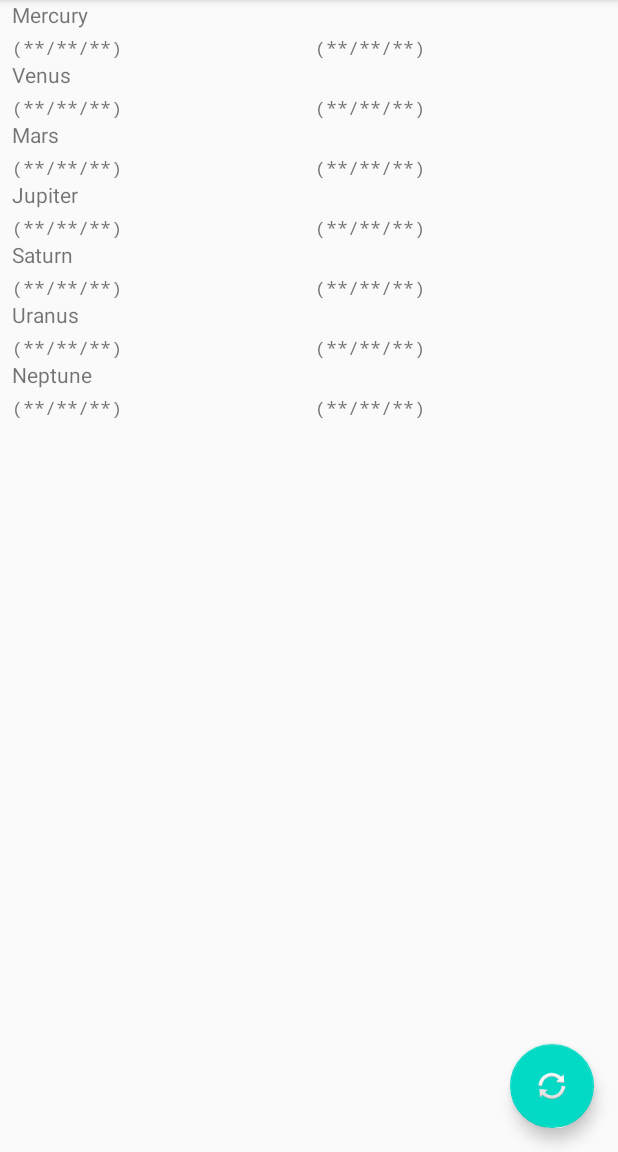
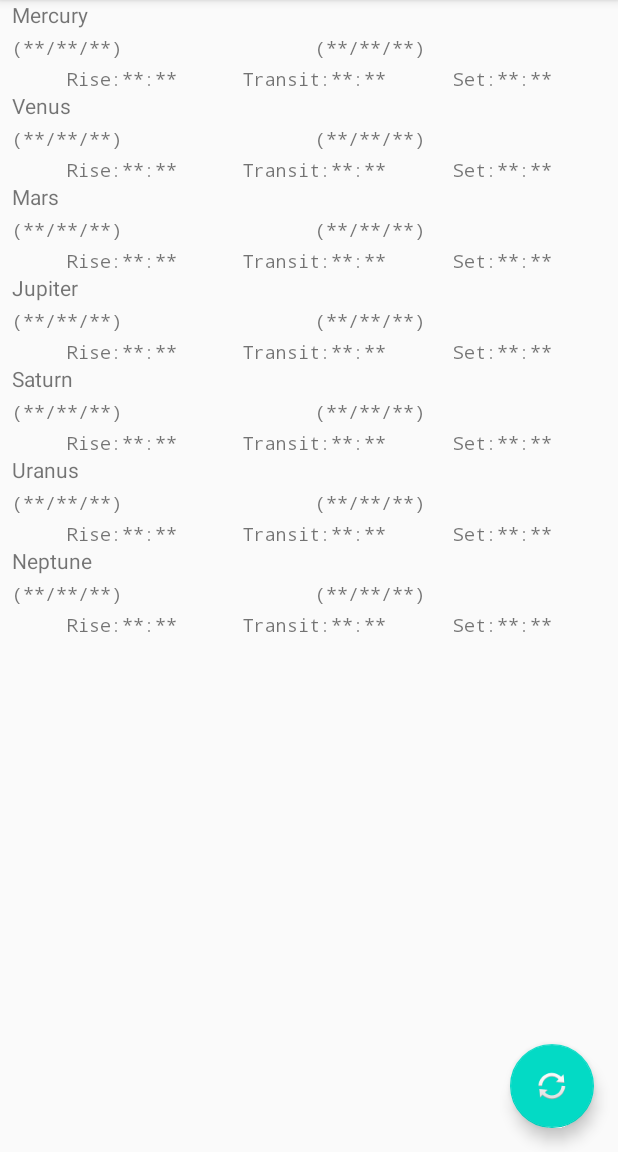
Before and after one commit to arthoviedo/AstroToday, an Android app: the screen it shows after launch (MainActivity), after a tap on an icon or button, on a phone screen of 412 x 824 dp, the part 84-1236 px from its top. Run offline under Robolectric (Android 15) with nearby library versions, the phone set to English and light mode, and no system bars.

Commit message:
Added transit info for planets

```diff
--- a/app/src/main/java/smarthur/space/astrotoday/FirstFragment.java
+++ b/app/src/main/java/smarthur/space/astrotoday/FirstFragment.java
@@ -2,7 +2,6 @@ package smarthur.space.astrotoday;
 
 import android.os.Bundle;
 import android.text.Html;
-import android.util.Log;
 import android.view.LayoutInflater;
 import android.view.View;
 import android.view.ViewGroup;
@@ -10,22 +9,15 @@ import android.widget.TextView;
 
 import androidx.annotation.NonNull;
 import androidx.fragment.app.Fragment;
-import androidx.navigation.fragment.NavHostFragment;
 
-import com.android.volley.Request;
-import com.android.volley.RequestQueue;
-import com.android.volley.Response;
-import com.android.volley.VolleyError;
-import com.android.volley.toolbox.StringRequest;
-import com.android.volley.toolbox.Volley;
-
+import org.jsoup.Connection;
 import org.jsoup.Jsoup;
 import org.jsoup.nodes.Document;
 import org.jsoup.nodes.Element;
 import org.jsoup.select.Elements;
 
+import java.util.Calendar;
 import java.util.HashMap;
-import java.util.List;
 import java.util.Locale;
 import java.util.Map;
 
@@ -62,7 +54,8 @@ public class FirstFragment extends Fragment {
                     entry.getKey(),
                     entry.getKey().url,
                     entry.getValue().planetMagnitude,
-                    entry.getValue().planetSize);
+                    entry.getValue().planetSize,
+                    entry.getValue().transitInfoView);
         }
     }
 
@@ -70,12 +63,17 @@ public class FirstFragment extends Fragment {
             final Planets planet,
             final String url,
             final TextView magnitudeView,
-            final TextView sizeView) {
+            final TextView sizeView,
+            final TransitInfoView transitInfoView) {
         new Thread(new Runnable() {
             @Override
             public void run() {
                 try {
-                    Document doc = Jsoup.connect(url).get();
+                    Connection connection = Jsoup.connect(url);
+                    connection.cookie(
+                            "localdata_v1",
+                            "-33.86785%7C151.20732%7CSydney+%28AU%29%7CAustralia%2FSydney%7C0");
+                    Document doc = connection.get();
                     Elements parent = doc.select("a[name=\"brightness\"]");
                     Elements temp1 = parent.next(); //<h1> Planet Brightness
                     Elements temp2 = temp1.next();          //<p>
@@ -83,7 +81,16 @@ public class FirstFragment extends Fragment {
                     Element magnitude = div1.child(1); // AR
                     Element div2 = temp2.next().next().first();
                     Element size = div2.child(1); //Diameter
-                    updateUi(planet, magnitude.text(), size.text(), magnitudeView, sizeView);
+                    updatePlanetVisibility(planet, magnitude.text(), size.text(), magnitudeView, sizeView);
+
+                    Elements riseInfo = doc.select("div[class=\"rise\"]");
+                    Elements transitInfo = riseInfo.next();
+                    Elements setInfo = transitInfo.next();
+                    updatePlanetTransit(
+                            riseInfo.first().child(2).text(),
+                            transitInfo.first().child(2).text(),
+                            setInfo.first().child(2).text(),
+                            transitInfoView);
                 } catch (Exception e) {
                     e.printStackTrace();
                 }
@@ -91,7 +98,7 @@ public class FirstFragment extends Fragment {
         }).start();
     }
 
-    public void updateUi(
+    public void updatePlanetVisibility(
             final Planets planet,
             final String magnitude,
             final String size,
@@ -116,8 +123,19 @@ public class FirstFragment extends Fragment {
         });
     }
 
-    private void processPlanetInfo(String response) {
-
+    public void updatePlanetTransit(
+            final String riseTime,
+            final String transitTime,
+            final String setTime,
+            final TransitInfoView transitInfoView) {
+        getActivity().runOnUiThread(new Runnable() {
+            @Override
+            public void run() {
+                transitInfoView.riseTime.setText("Rise:" + riseTime);
+                transitInfoView.transitTime.setText("Transit:" + transitTime);
+                transitInfoView.setTime.setText("Set:" + setTime);
+            }
+        });
     }
 
     enum Planets {
@@ -135,7 +153,7 @@ public class FirstFragment extends Fragment {
         float maxMagnitude;
         float minSize;
         float maxSize;
-
+        TransitInfo transitInfo;
 
         Planets(String name, float minMagnitude, float maxMagnitude, float minSize, float maxSize) {
             this.name = name;
@@ -146,4 +164,16 @@ public class FirstFragment extends Fragment {
             this.url = String.format("https://theskylive.com/%s-info", name.toLowerCase());
         }
     }
+
+    class TransitInfo {
+        Calendar riseTime;
+        Calendar transitTime;
+        Calendar setTime;
+
+        TransitInfo(Calendar riseTime, Calendar transitTime, Calendar setTime) {
+            this.riseTime = riseTime;
+            this.transitTime = transitTime;
+            this.setTime = setTime;
+        }
+    }
 }
--- a/app/src/main/java/smarthur/space/astrotoday/PlanetRowView.java
+++ b/app/src/main/java/smarthur/space/astrotoday/PlanetRowView.java
@@ -11,6 +11,7 @@ public class PlanetRowView extends ConstraintLayout {
     TextView planetSize;
     TextView nameLabel;
     TextView seeingCondition;
+    TransitInfoView transitInfoView;
 
     public PlanetRowView(Context context) {
         super(context);
@@ -27,6 +28,7 @@ public class PlanetRowView extends ConstraintLayout {
         planetMagnitude = findViewById(R.id.planet_magnitude);
         planetSize = findViewById(R.id.planet_size);
         nameLabel = findViewById(R.id.name_label);
+        transitInfoView = findViewById(R.id.transit_info);
     }
 
 
--- /dev/null
+++ b/app/src/main/java/smarthur/space/astrotoday/TransitInfoView.java
@@ -0,0 +1,31 @@
+package smarthur.space.astrotoday;
+
+import android.content.Context;
+import android.util.AttributeSet;
+import android.view.View;
+import android.widget.TextView;
+
+import androidx.constraintlayout.widget.ConstraintLayout;
+
+public class TransitInfoView extends ConstraintLayout {
+    TextView riseTime;
+    TextView transitTime;
+    TextView setTime;
+
+    public TransitInfoView(Context context) {
+        super(context);
+        init();
+    }
+
+    public TransitInfoView(Context context, AttributeSet attributeSet) {
+        super(context, attributeSet);
+        init();
+    }
+
+    void init() {
+        inflate(getContext(), R.layout.transit_info_row, this);
+        riseTime = findViewById(R.id.rise_time);
+        transitTime = findViewById(R.id.transit_time);
+        setTime = findViewById(R.id.set_time);
+    }
+}
--- a/app/src/main/res/layout/planetary_row.xml
+++ b/app/src/main/res/layout/planetary_row.xml
@@ -42,17 +42,14 @@
         app:layout_constraintStart_toEndOf="@id/planet_magnitude"
         app:layout_constraintTop_toTopOf="@id/planet_magnitude"
         app:layout_constraintTop_toBottomOf="@id/name_label"
-
         tools:text="0.0" />
 
-    <TextView
-        android:id="@+id/planet_seeing_condition"
-        android:layout_width="wrap_content"
+    <smarthur.space.astrotoday.TransitInfoView
+        android:layout_width="match_parent"
         android:layout_height="wrap_content"
-        android:text="Perfect visibility"
-        android:visibility="gone"
+        android:id="@+id/transit_info"
         app:layout_constraintStart_toStartOf="@id/name_label"
-        app:layout_constraintTop_toBottomOf="@id/name_label"
-        tools:text="0.0" />
+        app:layout_constraintTop_toBottomOf="@id/planet_magnitude">
+    </smarthur.space.astrotoday.TransitInfoView>
 
 </androidx.constraintlayout.widget.ConstraintLayout>
--- /dev/null
+++ b/app/src/main/res/layout/transit_info_row.xml
@@ -0,0 +1,45 @@
+<?xml version="1.0" encoding="utf-8"?>
+<androidx.constraintlayout.widget.ConstraintLayout xmlns:android="http://schemas.android.com/apk/res/android"
+    xmlns:app="http://schemas.android.com/apk/res-auto"
+    xmlns:tools="http://schemas.android.com/tools"
+    android:layout_width="match_parent"
+    android:layout_height="match_parent">
+
+    <TextView
+        android:id="@+id/rise_time"
+        android:layout_width="wrap_content"
+        android:layout_height="wrap_content"
+        android:layout_marginTop="4dp"
+        android:fontFamily="monospace"
+        android:text="Rise:**:**"
+        android:textSize="12sp"
+        app:layout_constraintEnd_toStartOf="@id/transit_time"
+        app:layout_constraintStart_toStartOf="parent"
+        app:layout_constraintTop_toTopOf="parent"
+        tools:text="Rise:**:**" />
+
+    <TextView
+        android:id="@+id/transit_time"
+        android:layout_width="wrap_content"
+        android:layout_height="wrap_content"
+        android:fontFamily="monospace"
+        android:text="Transit:**:**"
+        android:textSize="12sp"
+        app:layout_constraintEnd_toStartOf="@id/set_time"
+        app:layout_constraintStart_toEndOf="@id/rise_time"
+        app:layout_constraintTop_toTopOf="@id/rise_time"
+        tools:text="Transit:**:**" />
+
+    <TextView
+        android:id="@+id/set_time"
+        android:layout_width="wrap_content"
+        android:layout_height="wrap_content"
+        android:fontFamily="monospace"
+        android:textSize="12sp"
+        android:text="Set:**:**"
+        app:layout_constraintEnd_toEndOf="parent"
+        app:layout_constraintStart_toEndOf="@id/transit_time"
+        app:layout_constraintTop_toTopOf="@id/rise_time"
+        tools:text="Set:**:**" />
+
+</androidx.constraintlayout.widget.ConstraintLayout>
```
